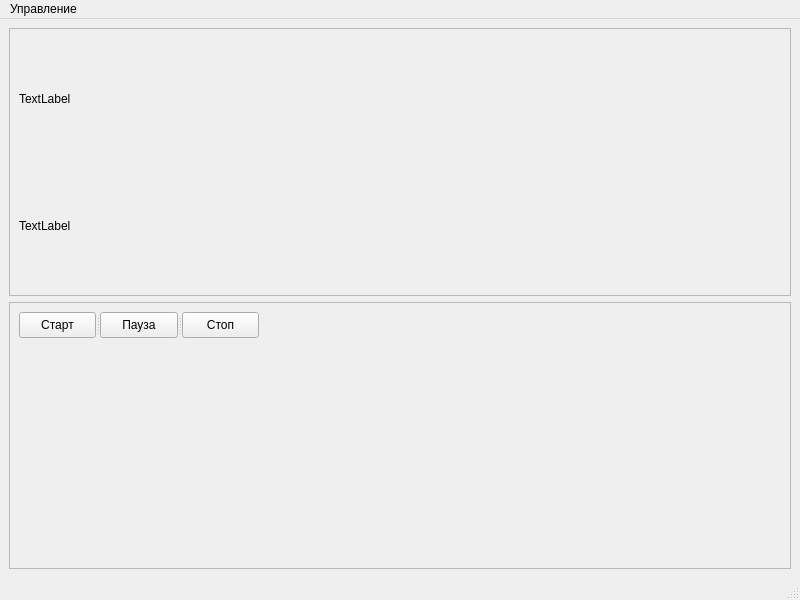
First picture: the form in ui/main_window.ui, repository graal101/PomodoroTimer, before the edit.
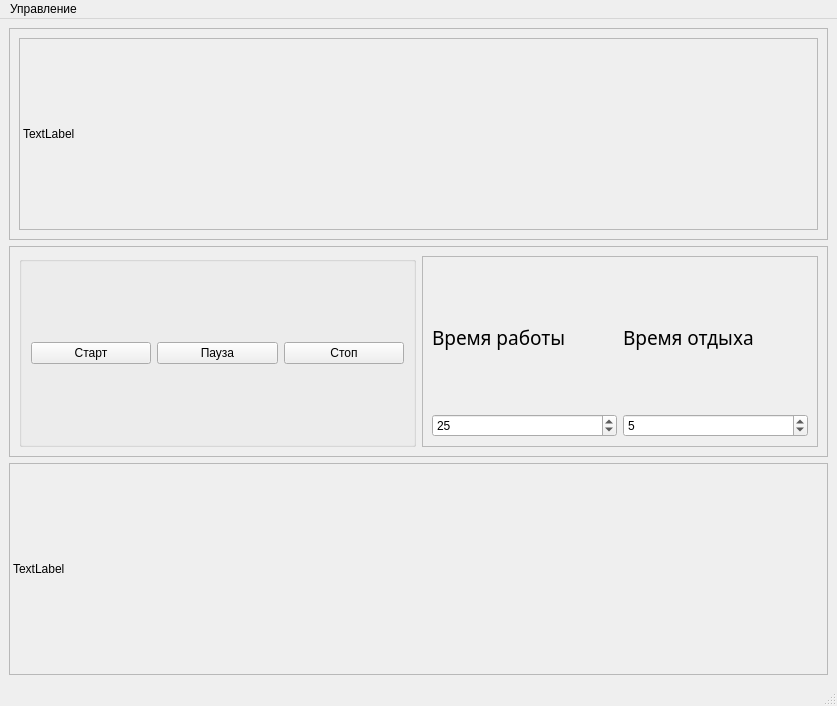
Second picture: the form after the edit.

Commit message: added spins for time/rest times

```diff
--- a/ui/main_window.ui
+++ b/ui/main_window.ui
@@ -6,8 +6,8 @@
    <rect>
     <x>0</x>
     <y>0</y>
-    <width>800</width>
-    <height>600</height>
+    <width>837</width>
+    <height>706</height>
    </rect>
   </property>
   <property name="windowTitle">
@@ -26,13 +26,9 @@
       <layout class="QVBoxLayout" name="verticalLayout_2">
        <item>
         <widget class="QLabel" name="label_info">
-         <property name="text">
-          <string>TextLabel</string>
+         <property name="frameShape">
+          <enum>QFrame::StyledPanel</enum>
          </property>
-        </widget>
-       </item>
-       <item>
-        <widget class="QLabel" name="label_time">
          <property name="text">
           <string>TextLabel</string>
          </property>
@@ -49,18 +45,14 @@
       <property name="frameShadow">
        <enum>QFrame::Raised</enum>
       </property>
-      <widget class="QSplitter" name="splitter">
-       <property name="geometry">
-        <rect>
-         <x>10</x>
-         <y>10</y>
-         <width>240</width>
-         <height>26</height>
-        </rect>
-       </property>
-       <property name="orientation">
-        <enum>Qt::Horizontal</enum>
-       </property>
+      <layout class="QHBoxLayout" name="horizontalLayout_2">
+       <item>
+        <widget class="QGroupBox" name="groupBox">
+         <property name="title">
+          <string/>
+         </property>
+         <layout class="QHBoxLayout" name="horizontalLayout">
+          <item>
        <widget class="QPushButton" name="btn_start">
         <property name="cursor">
          <cursorShape>PointingHandCursor</cursorShape>
@@ -69,6 +61,8 @@
          <string>Старт</string>
         </property>
        </widget>
+          </item>
+          <item>
        <widget class="QPushButton" name="btn_pause">
         <property name="cursor">
          <cursorShape>PointingHandCursor</cursorShape>
@@ -77,6 +71,8 @@
          <string>Пауза</string>
         </property>
        </widget>
+          </item>
+          <item>
        <widget class="QPushButton" name="btn_stop">
         <property name="cursor">
          <cursorShape>PointingHandCursor</cursorShape>
@@ -85,7 +81,100 @@
          <string>Стоп</string>
         </property>
        </widget>
-      </widget>
+          </item>
+         </layout>
+        </widget>
+       </item>
+       <item>
+        <widget class="QFrame" name="frame_3">
+         <property name="frameShape">
+          <enum>QFrame::StyledPanel</enum>
+         </property>
+         <property name="frameShadow">
+          <enum>QFrame::Raised</enum>
+         </property>
+         <layout class="QGridLayout" name="gridLayout">
+          <item row="0" column="0">
+           <widget class="QLabel" name="label">
+            <property name="font">
+             <font>
+              <family>Noto Sans</family>
+              <pointsize>14</pointsize>
+             </font>
+            </property>
+            <property name="cursor">
+             <cursorShape>IBeamCursor</cursorShape>
+            </property>
+            <property name="acceptDrops">
+             <bool>false</bool>
+            </property>
+            <property name="toolTip">
+             <string>&lt;html&gt;&lt;head/&gt;&lt;body&gt;&lt;p align=&quot;center&quot;&gt;&lt;br/&gt;&lt;/p&gt;&lt;/body&gt;&lt;/html&gt;</string>
+            </property>
+            <property name="text">
+             <string>Время работы</string>
+            </property>
+           </widget>
+          </item>
+          <item row="0" column="1">
+           <widget class="QLabel" name="label_2">
+            <property name="font">
+             <font>
+              <family>Noto Sans</family>
+              <pointsize>14</pointsize>
+             </font>
+            </property>
+            <property name="cursor">
+             <cursorShape>IBeamCursor</cursorShape>
+            </property>
+            <property name="text">
+             <string>Время отдыха</string>
+            </property>
+           </widget>
+          </item>
+          <item row="1" column="0">
+           <widget class="QSpinBox" name="spinBox">
+            <property name="cursor">
+             <cursorShape>PointingHandCursor</cursorShape>
+            </property>
+            <property name="minimum">
+             <number>1</number>
+            </property>
+            <property name="maximum">
+             <number>59</number>
+            </property>
+            <property name="value">
+             <number>25</number>
+            </property>
+           </widget>
+          </item>
+          <item row="1" column="1">
+           <widget class="QSpinBox" name="spinBox_2">
+            <property name="minimum">
+             <number>1</number>
+            </property>
+            <property name="maximum">
+             <number>59</number>
+            </property>
+            <property name="value">
+             <number>5</number>
+            </property>
+           </widget>
+          </item>
+         </layout>
+        </widget>
+       </item>
+      </layout>
+     </widget>
+    </item>
+    <item>
+     <widget class="QLabel" name="label_time">
+      <property name="frameShape">
+       <enum>QFrame::StyledPanel</enum>
+      </property>
+      <property name="text">
+       <string>TextLabel</string>
+      </property>
      </widget>
     </item>
    </layout>
@@ -95,7 +184,7 @@
     <rect>
      <x>0</x>
      <y>0</y>
-     <width>800</width>
+     <width>837</width>
      <height>23</height>
     </rect>
    </property>
```
Lines whose indentation alone changed are shown as unchanged. The commit also changes 1 other file.
